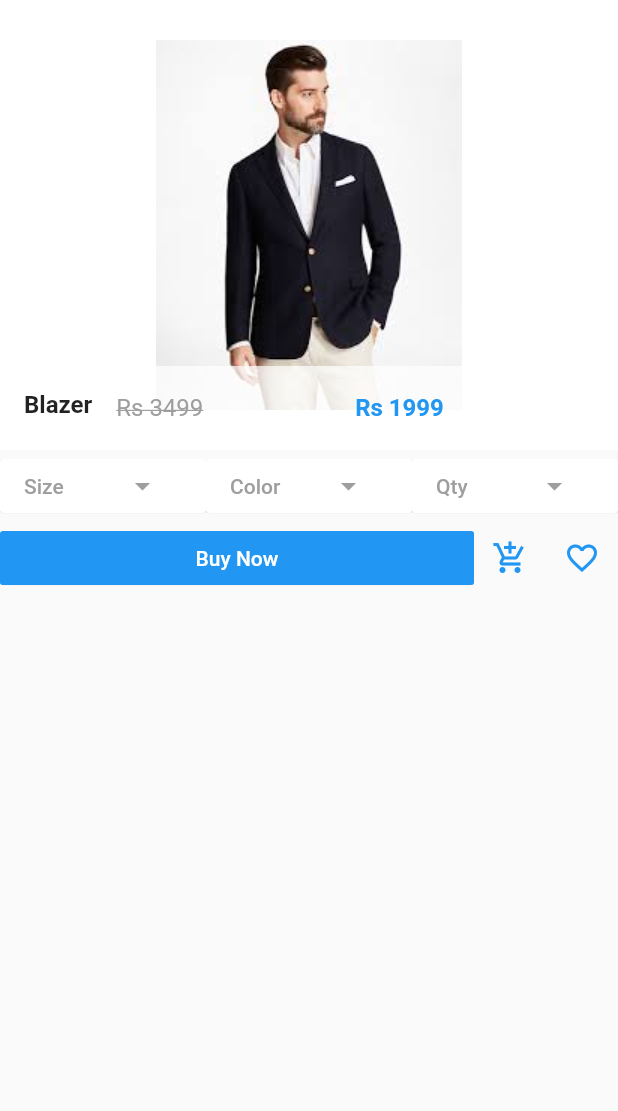
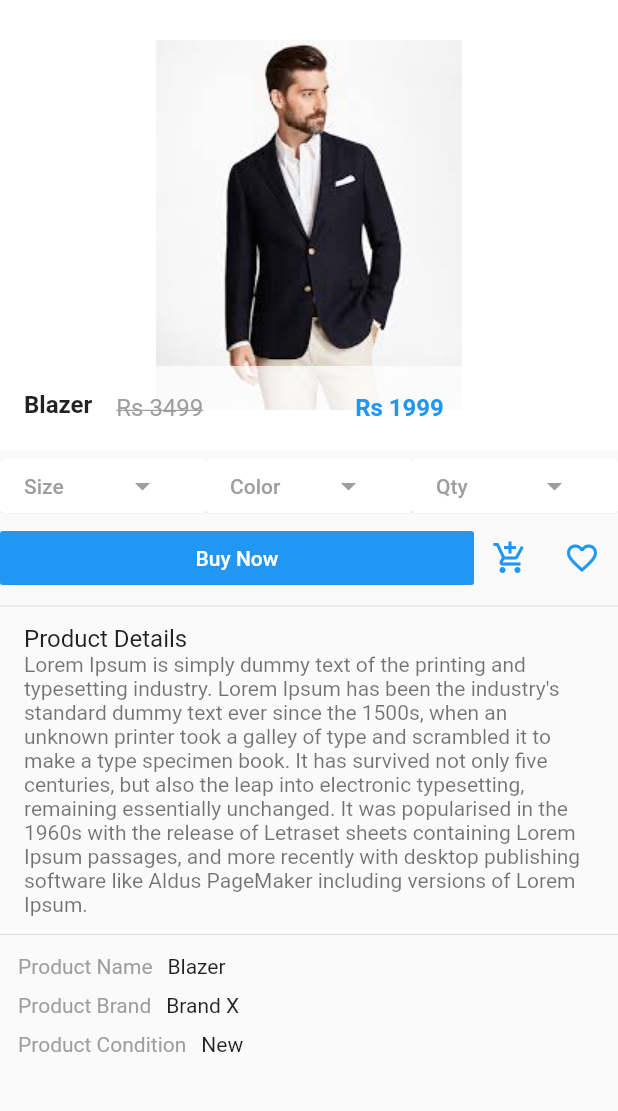
Before and after one commit to realsst1/new_trends, a Flutter app: the screen it shows after launch, after a tap on "Blazer", on a phone screen of 412 x 824 dp, the part 84-1195 px from its top. Run offline on Flutter 3.47's test engine with Material 2 defaults, Android fonts, the phone set to English and light mode, and no system bars; our stand-ins replace carousel_pro.

Commit message:
product details bug fix

```diff
--- a/lib/components/products.dart
+++ b/lib/components/products.dart
@@ -21,6 +21,30 @@ class _ProductsState extends State<Products> {
       "old_price":2399,
       "price":1799
     },
+    {
+      "name":"Skirt",
+      "picture":"images/products/skt1.jpeg",
+      "old_price":1599,
+      "price":1499
+    },
+    {
+      "name":"Shoe",
+      "picture":"images/products/shoe1.jpg",
+      "old_price":2599,
+      "price":1899
+    },
+    {
+      "name":"Pants",
+      "picture":"images/products/pants2.jpeg",
+      "old_price":5499,
+      "price":3999
+    },
+    {
+      "name":"Skirt",
+      "picture":"images/products/skt2.jpeg",
+      "old_price":2399,
+      "price":1999
+    }
   ];
 
   @override
@@ -57,7 +81,7 @@ class SingleProduct extends StatelessWidget {
   Widget build(BuildContext context) {
     return Card(
       child: Hero(
-        tag: productName,
+        tag: new Text("hero 1"),
         child: new Material(
           child: InkWell(
             onTap: ()=>Navigator.of(context).push(new MaterialPageRoute(
@@ -71,28 +95,25 @@ class SingleProduct extends StatelessWidget {
             child: new GridTile(
               footer: new Container(
                 color: Colors.white70,
-                child: new ListTile(
-                  leading: new Text(
-                      productName,
-                    style: new TextStyle(
-                      fontWeight: FontWeight.bold
+                child: new Row(
+                  children: <Widget>[
+                    new Expanded(
+                        child: new Text(
+                            productName,
+                            style: new TextStyle(
+                              fontWeight: FontWeight.bold,
+                              fontSize: 16.0
+                            ),
+                        )
                     ),
-                  ),
-                  title: new Text(
-                      "Rs"+price.toString(),
-                      style: new TextStyle(
-                        fontWeight: FontWeight.w800,
-                        color: Colors.blue
-                      ),
-                  ),
-                  subtitle: new Text(
-                    "Rs"+oldPrice.toString(),
-                    style: new TextStyle(
-                      fontWeight: FontWeight.w800,
-                      color: Colors.black54,
-                      decoration:TextDecoration.lineThrough
-                    ),
-                  ),
+                    new Text(
+                        "Rs "+price.toString(),
+                        style: new TextStyle(
+                          color: Colors.red,
+                          fontWeight: FontWeight.bold
+                        ),
+                    )
+                  ],
                 ),
               ),
               child: Image.asset(
--- a/lib/pages/product_details.dart
+++ b/lib/pages/product_details.dart
@@ -91,7 +91,25 @@ class _ProductDetailsState extends State<ProductDetails> {
             children: <Widget>[
               new Expanded(
                 child: new MaterialButton(
-                    onPressed: (){},
+                    onPressed: (){
+                      showDialog(
+                        context: context,
+                        builder: (context){
+                          return new AlertDialog(
+                              title: new Text("Size"),
+                              content: new Text("Choose the size"),
+                              actions: <Widget>[
+                                new MaterialButton(
+                                    onPressed: (){
+                                      Navigator.of(context).pop(context);
+                                    },
+                                    child:new Text("CLOSE") ,
+                                )
+                              ],
+                          );
+                        }
+                      );
+                    },
                   elevation: 0.1,
                     color: Colors.white,
                   textColor: Colors.grey,
@@ -110,7 +128,25 @@ class _ProductDetailsState extends State<ProductDetails> {
 
               new Expanded(
                 child: new MaterialButton(
-                  onPressed: (){},
+                  onPressed: (){
+                    showDialog(
+                        context: context,
+                        builder: (context){
+                          return new AlertDialog(
+                            title: new Text("Colors"),
+                            content: new Text("Choose the color"),
+                            actions: <Widget>[
+                              new MaterialButton(
+                                onPressed: (){
+                                  Navigator.of(context).pop(context);
+                                },
+                                child:new Text("CLOSE") ,
+                              )
+                            ],
+                          );
+                        }
+                    );
+                  },
                   elevation: 0.1,
                   color: Colors.white,
                   textColor: Colors.grey,
@@ -129,7 +165,25 @@ class _ProductDetailsState extends State<ProductDetails> {
 
               new Expanded(
                 child: new MaterialButton(
-                  onPressed: (){},
+                  onPressed: (){
+                    showDialog(
+                        context: context,
+                        builder: (context){
+                          return new AlertDialog(
+                            title: new Text("Quantity"),
+                            content: new Text("Choose the Quantity"),
+                            actions: <Widget>[
+                              new MaterialButton(
+                                onPressed: (){
+                                  Navigator.of(context).pop(context);
+                                },
+                                child:new Text("CLOSE") ,
+                              )
+                            ],
+                          );
+                        }
+                    );
+                  },
                   elevation: 0.1,
                   color: Colors.white,
                   textColor: Colors.grey,
@@ -167,6 +221,70 @@ class _ProductDetailsState extends State<ProductDetails> {
               ),
               new IconButton(icon: new Icon(Icons.favorite_border),color: Colors.blue, onPressed: (){})
             ],
+          ),
+
+          Divider(),
+
+          new ListTile(
+            title: new Text("Product Details"),
+            subtitle: new Text("Lorem Ipsum is simply dummy text of the printing and typesetting industry. Lorem Ipsum has been the industry's standard dummy text ever since the 1500s, when an unknown printer took a galley of type and scrambled it to make a type specimen book. It has survived not only five centuries, but also the leap into electronic typesetting, remaining essentially unchanged. It was popularised in the 1960s with the release of Letraset sheets containing Lorem Ipsum passages, and more recently with desktop publishing software like Aldus PageMaker including versions of Lorem Ipsum."),
+
+          ),
+
+          Divider(),
+
+          new Row(
+            children: <Widget>[
+              new Padding(
+                  padding: const EdgeInsets.fromLTRB(12.0,5.0,5.0,5.0),
+                  child: new Text(
+                    "Product Name",
+                    style: new TextStyle(
+                      color: Colors.grey
+                    ),
+                  ),
+              ),
+              new Padding(
+                padding: EdgeInsets.all(5.0),
+                child: new Text(widget.productDetailsName),
+              )
+            ],
+          ),
+
+          new Row(
+            children: <Widget>[
+              new Padding(
+                padding: const EdgeInsets.fromLTRB(12.0,5.0,5.0,5.0),
+                child: new Text(
+                  "Product Brand",
+                  style: new TextStyle(
+                      color: Colors.grey
+                  ),
+                ),
+              ),
+              new Padding(
+                padding: EdgeInsets.all(5.0),
+                child: new Text("Brand X"),
+              )
+            ],
+          ),
+
+          new Row(
+            children: <Widget>[
+              new Padding(
+                padding: const EdgeInsets.fromLTRB(12.0,5.0,5.0,5.0),
+                child: new Text(
+                  "Product Condition",
+                  style: new TextStyle(
+                      color: Colors.grey
+                  ),
+                ),
+              ),
+              new Padding(
+                padding: EdgeInsets.all(5.0),
+                child: new Text("New"),
+              )
+            ],
           )
         ],
       )
```
